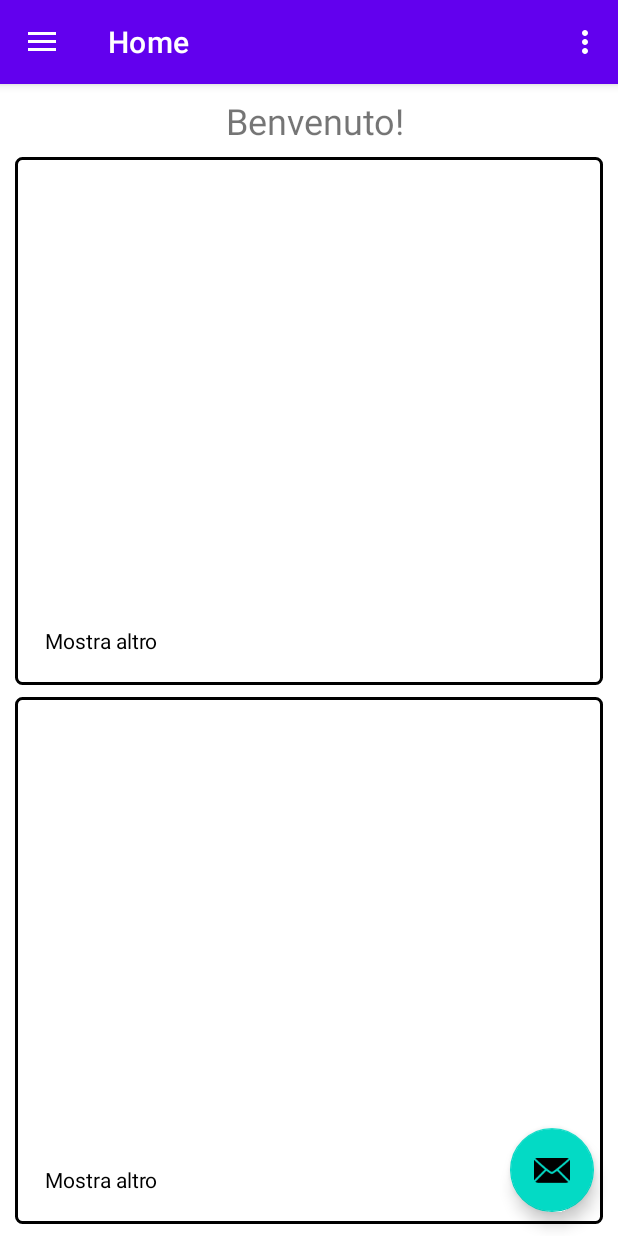
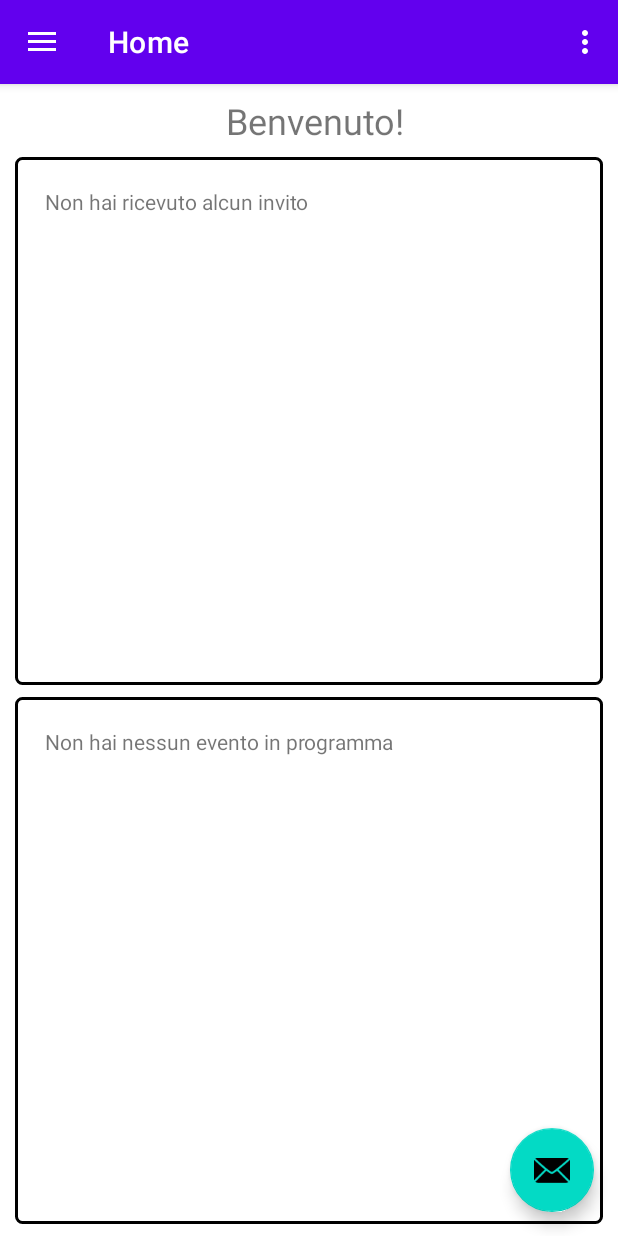
Before and after one commit to lorenzobruni-dev/go-out-bruni-favarin, an Android app: the MainActivity screen opened directly, with no data from a screen before it, on a phone screen of 412 x 824 dp. Run offline under Robolectric (Android 15) with nearby library versions, the phone set to English and light mode, and no system bars; our stand-ins replace Firebase (no records; nobody signed in at launch, a user with empty details on screens opened directly), navigation-ui.

Commit message:
completata funzione di visualizzazione degli eventi e aggiunta di amico

```diff
--- a/app/src/main/java/go/out/application/ui/home/HomeFragment.kt
+++ b/app/src/main/java/go/out/application/ui/home/HomeFragment.kt
@@ -2,23 +2,16 @@ package go.out.application.ui.home
 
 import android.content.Intent
 import android.os.Bundle
-import android.util.Log
 import android.view.LayoutInflater
 import android.view.View
 import android.view.ViewGroup
-import android.widget.Button
 import android.widget.ListView
 import android.widget.TextView
 import androidx.fragment.app.Fragment
-import androidx.recyclerview.widget.LinearLayoutManager
-import androidx.recyclerview.widget.RecyclerView
 import com.google.firebase.auth.FirebaseAuth
 import com.google.firebase.auth.FirebaseUser
-import go.out.application.Event
 import go.out.application.EventAdapter
 import go.out.application.FirebaseDBHelper
-import go.out.application.FirebaseDBHelper.Companion.auth
-import go.out.application.FirebaseDBHelper.Companion.getInvitedEvents
 import go.out.application.FullEventListActivity
 import go.out.application.R
 
@@ -27,8 +20,6 @@ class HomeFragment : Fragment() {
     private lateinit var auth: FirebaseAuth
     private lateinit var currentUser: FirebaseUser
     private lateinit var adapter: EventAdapter
-    private var invitedEvents: List<Event> = emptyList()
-    private val eventsIdsList: MutableList<String> = mutableListOf()
 
     override fun onCreateView(
         inflater: LayoutInflater,
@@ -37,37 +28,76 @@ class HomeFragment : Fragment() {
     ): View? {
         return inflater.inflate(R.layout.fragment_home, container, false)
     }
-
     override fun onViewCreated(view: View, savedInstanceState: Bundle?) {
         super.onViewCreated(view, savedInstanceState)
         auth = FirebaseAuth.getInstance()
         currentUser = auth.currentUser!!
 
         getInvitationsData()
+        getConfirmedEvents()
 
-        val textViewMostraAltro: TextView = view.findViewById(R.id.textViewMostraAltroBox1)
-        textViewMostraAltro.setOnClickListener {
+        val more1: TextView = view.findViewById(R.id.tv_mostra_altro1)
+        more1.setOnClickListener {
             val intent = Intent(requireContext(), FullEventListActivity::class.java)
+            intent.putExtra("bool_key", true)
+            startActivity(intent)
+        }
+        val more2: TextView = view.findViewById(R.id.tv_mostra_altro2)
+        more2.setOnClickListener {
+            val intent = Intent(requireContext(), FullEventListActivity::class.java)
+            intent.putExtra("bool_key", false)
             startActivity(intent)
         }
     }
-
+    private fun getConfirmedEvents() {
+        FirebaseDBHelper.getUserEvents(currentUser.uid) { confirmedEventsList, eventNamesList ->
+            val messageTextView = view?.findViewById<TextView>(R.id.messageTextView2)
+            val listView = view?.findViewById<ListView>(R.id.lv_eventi_confermati)
+            val btn = view?.findViewById<TextView>(R.id.tv_mostra_altro2)
+            if (confirmedEventsList.isEmpty()) {
+                messageTextView?.visibility = View.VISIBLE
+                listView?.visibility = View.GONE
+                btn?.visibility = View.GONE
+            } else {
+                messageTextView?.visibility = View.GONE
+                listView?.visibility = View.VISIBLE
+                adapter = EventAdapter(
+                    requireContext(),
+                    R.layout.event_invitations,
+                    confirmedEventsList,
+                    layoutInflater,
+                    currentUser,
+                    false
+                )
+                listView?.adapter = adapter
+                adapter.notifyDataSetChanged()
+            }
+        }
+    }
     private fun getInvitationsData() {
         FirebaseDBHelper.getInvitedEvents(currentUser.uid) { eventsList, eventsIdsList ->
-            this.eventsIdsList.clear()
-            this.eventsIdsList.addAll(eventsIdsList)
-            invitedEvents = eventsList
-            val primiElementi = invitedEvents.take(1)
+            val messageTextView = view?.findViewById<TextView>(R.id.messageTextView)
+            val listView = view?.findViewById<ListView>(R.id.lv_eventi)
+            val btn = view?.findViewById<TextView>(R.id.tv_mostra_altro1)
+            if (eventsList.isEmpty()) {
+                messageTextView?.visibility = View.VISIBLE
+                listView?.visibility = View.GONE
+                btn?.visibility = View.GONE
+            } else {
+                messageTextView?.visibility = View.GONE
+                listView?.visibility = View.VISIBLE
+                val primiElementi = eventsList.take(1)
                 adapter = EventAdapter(
                     requireContext(),
                     R.layout.event_invitations,
                     primiElementi,
                     layoutInflater,
-                currentUser
+                    currentUser,
+                    true
                 )
-            val listView = view?.findViewById<ListView>(R.id.lv_eventi)
                 listView?.adapter = adapter
                 adapter.notifyDataSetChanged()
             }
         }
     }
+}
--- a/app/src/main/res/layout/fragment_home.xml
+++ b/app/src/main/res/layout/fragment_home.xml
@@ -33,6 +33,14 @@
         app:layout_constraintStart_toStartOf="parent"
         app:layout_constraintEnd_toEndOf="parent">
 
+        <TextView
+            android:id="@+id/messageTextView"
+            android:layout_width="match_parent"
+            android:layout_height="wrap_content"
+            android:text="Non hai ricevuto alcun invito"
+            android:visibility="gone"
+            android:padding="16dp"/>
+
         <ListView
             android:id="@+id/lv_eventi"
             android:layout_width="match_parent"
@@ -43,7 +51,7 @@
             android:padding="16dp" />
 
         <TextView
-            android:id="@+id/textViewMostraAltroBox1"
+            android:id="@+id/tv_mostra_altro1"
             android:layout_width="wrap_content"
             android:layout_height="wrap_content"
             android:text="Mostra altro"
@@ -71,7 +79,24 @@
         app:layout_constraintEnd_toEndOf="parent">
 
         <TextView
-            android:id="@+id/textViewMostraAltroBox2"
+            android:id="@+id/messageTextView2"
+            android:layout_width="match_parent"
+            android:layout_height="wrap_content"
+            android:text="Non hai nessun evento in programma"
+            android:visibility="gone"
+            android:padding="16dp"/>
+
+        <ListView
+            android:id="@+id/lv_eventi_confermati"
+            android:layout_width="match_parent"
+            android:layout_height="600dp"
+            android:layout_weight="1"
+            android:divider="@android:color/darker_gray"
+            android:dividerHeight="0.5dp"
+            android:padding="16dp" />
+
+        <TextView
+            android:id="@+id/tv_mostra_altro2"
             android:layout_width="wrap_content"
             android:layout_height="wrap_content"
             android:text="Mostra altro"
```
Also changed, not shown: app/src/main/java/go/out/application/EventAdapter.kt (+9 -31 lines), app/src/main/java/go/out/application/FirebaseDBHelper.kt (+60 -24 lines), app/src/main/java/go/out/application/FullEventListActivity.kt (+25 -16 lines). Lines whose indentation alone changed are shown as unchanged.
